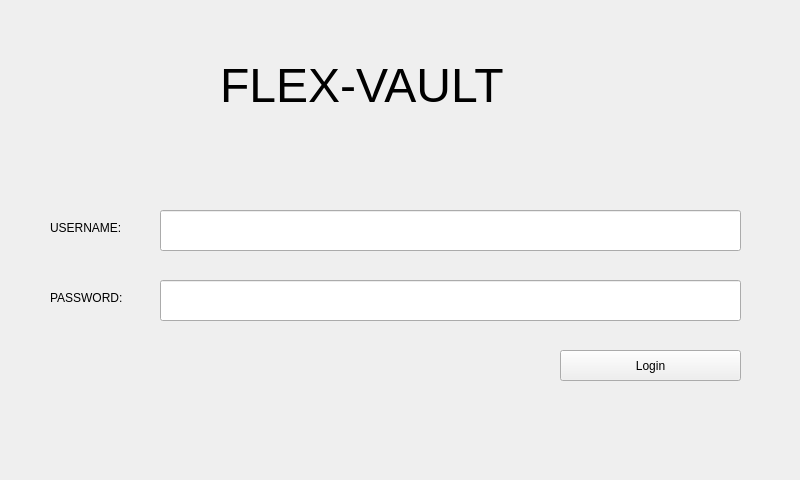
Qt form FlexVault_Qt/login.ui (andreaslydemann/FlexVault) before a commit.
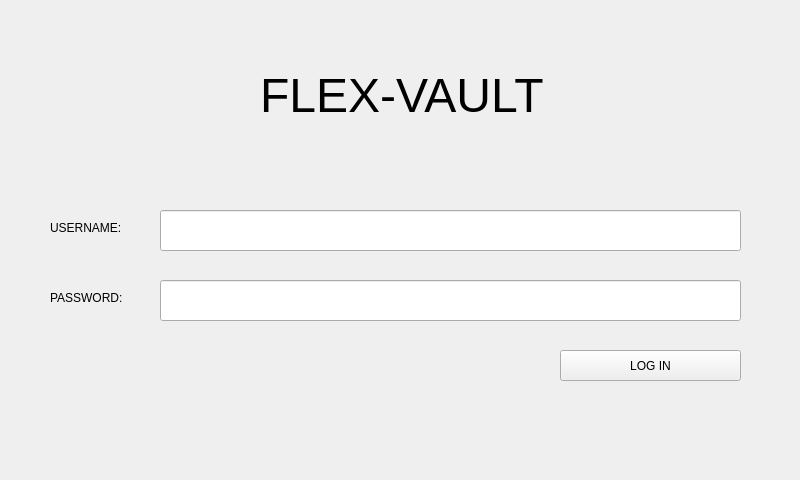
The same form after that commit.

Diff of the .ui file:
```diff
--- a/FlexVault_Qt/login.ui
+++ b/FlexVault_Qt/login.ui
@@ -26,7 +26,7 @@
     </rect>
    </property>
    <property name="text">
-    <string>Login</string>
+    <string>LOG IN</string>
    </property>
   </widget>
   <widget class="QLineEdit" name="idLineEdit">
@@ -81,8 +81,8 @@
   <widget class="QLabel" name="flexVaultLabel">
    <property name="geometry">
     <rect>
-     <x>220</x>
-     <y>60</y>
+     <x>260</x>
+     <y>70</y>
      <width>361</width>
      <height>51</height>
     </rect>
```
